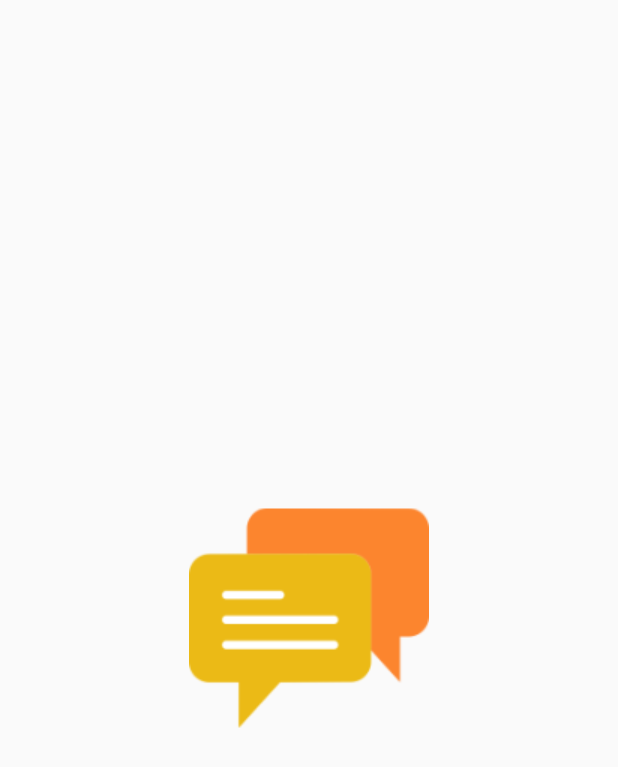
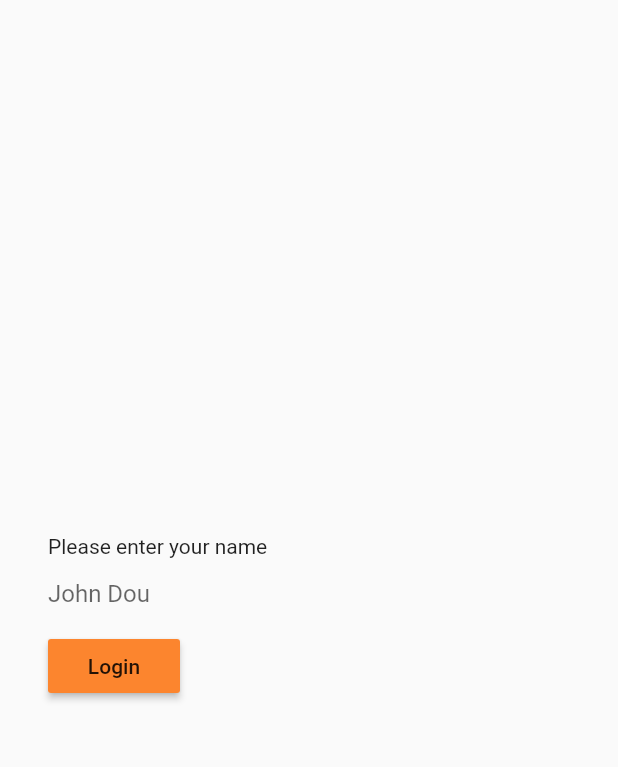
Before and after one commit to antonkrasov/FChat, a Flutter app: the screen it shows after launch, on a phone screen of 412 x 824 dp. Shown: the top 767 px of the screen. Run offline on Flutter 3.47's test engine with Material 2 defaults, Android fonts, the phone set to English and light mode, and no system bars; our stand-ins replace bloc, cloud_firestore, equatable, firebase_auth, flutter_bloc; accounts and stored records are empty.

Commit message:
login users

```diff
--- /dev/null
+++ b/app/lib/blocs/login/bloc.dart
@@ -0,0 +1,3 @@
+export 'login_bloc.dart';
+export 'login_event.dart';
+export 'login_state.dart';
--- /dev/null
+++ b/app/lib/blocs/login/login_bloc.dart
@@ -0,0 +1,29 @@
+import 'dart:async';
+import 'package:bloc/bloc.dart';
+import 'package:fchat/blocs/user/bloc.dart';
+import './bloc.dart';
+
+class LoginBloc extends Bloc<LoginEvent, LoginState> {
+  final UserBloc userBloc;
+
+  LoginBloc(this.userBloc);
+
+  @override
+  LoginState get initialState => IdleLoginState();
+
+  @override
+  Stream<LoginState> mapEventToState(
+    LoginEvent event,
+  ) async* {
+    yield LoadingLoginState();
+
+    try {
+      final userRepo = userBloc.userRepository;
+      final user = await userRepo.login(name: event.name);
+
+      userBloc.dispatch(LoggedInEvent(user));
+    } catch (ex) {
+      yield ErrorLoginState(ex);
+    }
+  }
+}
--- /dev/null
+++ b/app/lib/blocs/login/login_event.dart
@@ -0,0 +1,10 @@
+import 'package:equatable/equatable.dart';
+
+class LoginEvent extends Equatable {
+  final String name;
+
+  LoginEvent(this.name);
+
+  @override
+  List<Object> get props => [name];
+}
--- /dev/null
+++ b/app/lib/blocs/login/login_state.dart
@@ -0,0 +1,39 @@
+import 'package:equatable/equatable.dart';
+
+abstract class LoginState extends Equatable {
+  const LoginState();
+}
+
+class IdleLoginState extends LoginState {
+  @override
+  List<Object> get props => [];
+
+  @override
+  String toString() {
+    return 'IdleLoginState{}';
+  }
+}
+
+class LoadingLoginState extends LoginState {
+  @override
+  List<Object> get props => [];
+
+  @override
+  String toString() {
+    return 'LoadingLoginState{}';
+  }
+}
+
+class ErrorLoginState extends LoginState {
+  final Exception error;
+
+  ErrorLoginState(this.error);
+
+  @override
+  List<Object> get props => [error];
+
+  @override
+  String toString() {
+    return 'ErrorLoginState{$error}';
+  }
+}
--- /dev/null
+++ b/app/lib/blocs/user/bloc.dart
@@ -0,0 +1,3 @@
+export 'user_bloc.dart';
+export 'user_event.dart';
+export 'user_state.dart';
--- /dev/null
+++ b/app/lib/blocs/user/user_event.dart
@@ -0,0 +1,30 @@
+import 'package:equatable/equatable.dart';
+import 'package:fchat/data/model/user.dart';
+
+abstract class UserEvent extends Equatable {
+  const UserEvent();
+}
+
+class AppStartedEvent extends UserEvent {
+  @override
+  List<Object> get props => [];
+
+  @override
+  String toString() {
+    return 'AppStartedEvent{}';
+  }
+}
+
+class LoggedInEvent extends UserEvent {
+  final FChatUser fChatUser;
+
+  LoggedInEvent(this.fChatUser);
+
+  @override
+  List<Object> get props => [fChatUser];
+
+  @override
+  String toString() {
+    return 'LoggedInEvent{$fChatUser}';
+  }
+}
--- /dev/null
+++ b/app/lib/blocs/user/user_state.dart
@@ -0,0 +1,40 @@
+import 'package:equatable/equatable.dart';
+import 'package:fchat/data/model/user.dart';
+
+abstract class UserState extends Equatable {
+  const UserState();
+}
+
+class UninitializedUserState extends UserState {
+  @override
+  List<Object> get props => [];
+
+  @override
+  String toString() {
+    return 'UninitializedUserState{}';
+  }
+}
+
+class LoginRequiredUserState extends UserState {
+  @override
+  List<Object> get props => [];
+
+  @override
+  String toString() {
+    return 'LoginRequiredUserState{}';
+  }
+}
+
+class LoggedInUserState extends UserState {
+  final FChatUser fChatUser;
+
+  LoggedInUserState(this.fChatUser);
+
+  @override
+  List<Object> get props => [fChatUser];
+
+  @override
+  String toString() {
+    return 'LoggedInUserState{$fChatUser}';
+  }
+}
--- /dev/null
+++ b/app/lib/data/data_provider/impl/firebase_user_data_provider.dart
@@ -0,0 +1,46 @@
+import 'package:cloud_firestore/cloud_firestore.dart';
+import 'package:fchat/data/data_provider/user_data_provider.dart';
+import 'package:firebase_auth/firebase_auth.dart';
+
+class FirebaseUserDataProvider extends UserDataProvider {
+  static const kUsersCollection = 'users';
+
+  final FirebaseAuth _firebaseAuth = FirebaseAuth.instance;
+  final Firestore _firestore = Firestore.instance;
+
+  @override
+  Future<Map> getUser() async {
+    var firebaseUser = await _firebaseAuth.currentUser();
+    if (firebaseUser == null) {
+      return null;
+    }
+
+    final userDoc = await _firestore
+        .collection(kUsersCollection)
+        .document(firebaseUser.uid)
+        .get();
+
+    return {
+      'id': firebaseUser.uid,
+      'name': userDoc.data['name'],
+    };
+  }
+
+  @override
+  Future<Map> login({String name}) async {
+    final authResult = await _firebaseAuth.signInAnonymously();
+
+    final rawUser = {
+      'id': authResult.user.uid,
+      'name': name,
+    };
+
+    // let's create a record in database.
+    await _firestore
+        .collection(kUsersCollection)
+        .document(authResult.user.uid)
+        .setData(rawUser, merge: true);
+
+    return rawUser;
+  }
+}
--- /dev/null
+++ b/app/lib/data/data_provider/user_data_provider.dart
@@ -0,0 +1,5 @@
+abstract class UserDataProvider {
+  Future<Map> getUser();
+
+  Future<Map> login({String name});
+}
--- /dev/null
+++ b/app/lib/data/model/user.dart
@@ -0,0 +1,18 @@
+import 'package:equatable/equatable.dart';
+
+class FChatUser extends Equatable {
+  final String id;
+  final String name;
+
+  FChatUser({this.id, this.name});
+
+  @override
+  List<Object> get props => [id, name];
+
+  factory FChatUser.fromMap(Map rawUser) {
+    return FChatUser(
+      id: rawUser['id'],
+      name: rawUser['name'],
+    );
+  }
+}
--- /dev/null
+++ b/app/lib/data/repository/user_repository.dart
@@ -0,0 +1,19 @@
+import 'package:fchat/data/data_provider/user_data_provider.dart';
+import 'package:fchat/data/model/user.dart';
+
+class UserRepository {
+  final UserDataProvider _userDataProvider;
+
+  UserRepository(this._userDataProvider);
+
+  Future<FChatUser> getUser() async {
+    final rawUser = await _userDataProvider.getUser();
+    if (rawUser == null) return null;
+    return FChatUser.fromMap(rawUser);
+  }
+
+  Future<FChatUser> login({String name}) async {
+    final rawUser = await _userDataProvider.login(name: name);
+    return FChatUser.fromMap(rawUser);
+  }
+}
--- a/app/lib/main.dart
+++ b/app/lib/main.dart
@@ -1,18 +1,42 @@
+import 'package:fchat/blocs/simple_bloc_delegate.dart';
+import 'package:fchat/blocs/user/bloc.dart';
+import 'package:fchat/data/data_provider/impl/firebase_user_data_provider.dart';
+import 'package:fchat/data/data_provider/user_data_provider.dart';
+import 'package:fchat/data/repository/user_repository.dart';
 import 'package:fchat/router.dart';
 import 'package:flutter/material.dart';
+import 'package:flutter_bloc/flutter_bloc.dart';
+import 'package:bloc/bloc.dart';
 
-void main() => runApp(MyApp());
+void main() {
+  BlocSupervisor.delegate = SimpleBlocDelegate();
+
+  runApp(MyApp());
+}
 
 class MyApp extends StatelessWidget {
   @override
   Widget build(BuildContext context) {
-    return MaterialApp(
-      title: 'Flutter Demo',
-      theme: ThemeData(
-        primarySwatch: Colors.blue,
+    final UserDataProvider userDataProvider = FirebaseUserDataProvider();
+    final UserRepository userRepository = UserRepository(userDataProvider);
+
+    final UserBloc userBloc = UserBloc(userRepository)
+      ..dispatch(AppStartedEvent());
+
+    return MultiBlocProvider(
+      providers: [
+        BlocProvider<UserBloc>(
+          builder: (context) => userBloc,
+        ),
+      ],
+      child: MaterialApp(
+        title: 'FChat',
+        theme: ThemeData(
+          primarySwatch: Colors.blue,
+        ),
+        onGenerateRoute: Router.generateRoute,
+        initialRoute: 'splash',
       ),
-      onGenerateRoute: Router.generateRoute,
-      initialRoute: 'splash',
     );
   }
 }
--- /dev/null
+++ b/app/lib/ui/screens/login.dart
@@ -0,0 +1,108 @@
+import 'package:fchat/blocs/login/bloc.dart';
+import 'package:fchat/blocs/user/bloc.dart';
+import 'package:flutter/cupertino.dart';
+import 'package:flutter/material.dart';
+import 'package:flutter_bloc/flutter_bloc.dart';
+
+class LoginScreen extends StatelessWidget {
+  @override
+  Widget build(BuildContext context) {
+    final userBloc = BlocProvider.of<UserBloc>(context);
+    final loginBloc = LoginBloc(userBloc);
+
+    return BlocListener(
+      bloc: userBloc,
+      listener: (context, state) {
+        if (state is LoggedInUserState) {
+          Navigator.of(context).pushNamed('home');
+        }
+      },
+      child: BlocProvider(
+        builder: (context) => loginBloc,
+        child: Scaffold(
+          body: LoginForm(),
+        ),
+      ),
+    );
+  }
+}
+
+class LoginForm extends StatefulWidget {
+  @override
+  _LoginFormState createState() => _LoginFormState();
+}
+
+class _LoginFormState extends State<LoginForm> {
+  TextEditingController _nameTextController;
+
+  @override
+  void initState() {
+    super.initState();
+    _nameTextController = TextEditingController();
+  }
+
+  @override
+  void dispose() {
+    _nameTextController.dispose();
+    super.dispose();
+  }
+
+  @override
+  Widget build(BuildContext context) {
+    final loginBloc = BlocProvider.of<LoginBloc>(context);
+
+    return BlocBuilder(
+      bloc: loginBloc,
+      builder: (context, state) => _build(state),
+    );
+  }
+
+  _build(state) {
+    return Padding(
+      padding: const EdgeInsets.symmetric(horizontal: 32),
+      child: Column(
+        mainAxisAlignment: MainAxisAlignment.center,
+        crossAxisAlignment: CrossAxisAlignment.start,
+        children: <Widget>[
+          Text(
+            'Please enter your name',
+          ),
+          TextField(
+            controller: this._nameTextController,
+            decoration: InputDecoration(
+              border: InputBorder.none,
+              hintText: 'John Dou',
+            ),
+          ),
+          _buildError(state),
+          _buildLoginButton(state)
+        ],
+      ),
+    );
+  }
+
+  _buildError(state) {
+    if (state is ErrorLoginState) {
+      final error = state.error;
+      return Text('Error: $error');
+    }
+
+    return Container();
+  }
+
+  _buildLoginButton(state) {
+    return RaisedButton(
+      color: Color(0xffFC852E),
+      child: (state is LoadingLoginState)
+          ? CircularProgressIndicator()
+          : Text(
+              'Login',
+            ),
+      onPressed: () {
+        final loginBloc = BlocProvider.of<LoginBloc>(context);
+        final String name = _nameTextController.text;
+        loginBloc.dispatch(LoginEvent(name));
+      },
+    );
+  }
+}
--- a/app/lib/ui/screens/splash.dart
+++ b/app/lib/ui/screens/splash.dart
@@ -1,35 +1,29 @@
-import 'package:cloud_firestore/cloud_firestore.dart';
+import 'package:fchat/blocs/user/bloc.dart';
 import 'package:flutter/cupertino.dart';
 import 'package:flutter/material.dart';
+import 'package:flutter_bloc/flutter_bloc.dart';
 
-class SplashScreen extends StatefulWidget {
-  @override
-  _SplashScreenState createState() => _SplashScreenState();
-}
-
-class _SplashScreenState extends State<SplashScreen> {
-  @override
-  void initState() {
-    super.initState();
-
-    _test();
-  }
-
+class SplashScreen extends StatelessWidget {
   @override
   Widget build(BuildContext context) {
-    return Scaffold(
-      body: Center(
-        child: Center(
-          child: Image.asset('assets/splash_logo.png'),
+    final userBloc = BlocProvider.of<UserBloc>(context);
+
+    return BlocListener(
+      bloc: userBloc,
+      listener: (context, state) {
+        if (state is LoggedInUserState) {
+          Navigator.of(context).pushNamed('home');
+        } else if (state is LoginRequiredUserState) {
+          Navigator.of(context).pushNamed('login');
+        }
+      },
+      child: Scaffold(
+        body: Center(
+          child: Center(
+            child: Image.asset('assets/splash_logo.png'),
+          ),
         ),
       ),
     );
   }
-
-  _test() async {
-    await Firestore.instance
-        .collection('test')
-        .document()
-        .setData({'test': true});
-  }
 }
--- a/app/pubspec.yaml
+++ b/app/pubspec.yaml
@@ -15,6 +15,10 @@ dependencies:
   cloud_firestore: ^0.12.9+4
   firebase_auth: ^0.14.0+5
 
+  provider: ^3.0.0+1
+  flutter_bloc: ^0.21.0
+  equatable: ^0.6.0
+
 dev_dependencies:
   flutter_test:
     sdk: flutter
```
Also changed, not shown: app/lib/blocs/simple_bloc_delegate.dart (added, +21 -0 lines), app/lib/blocs/user/user_bloc.dart (added, +37 -0 lines), app/lib/router.dart (+10 -0 lines), app/lib/ui/screens/home.dart (added, +13 -0 lines), app/pubspec.lock.
